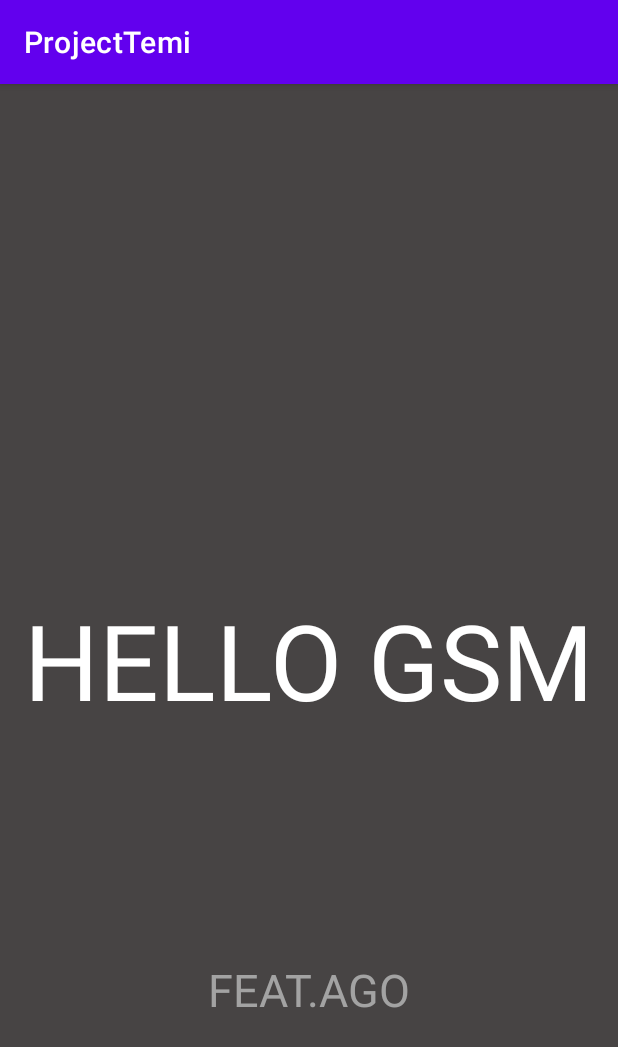
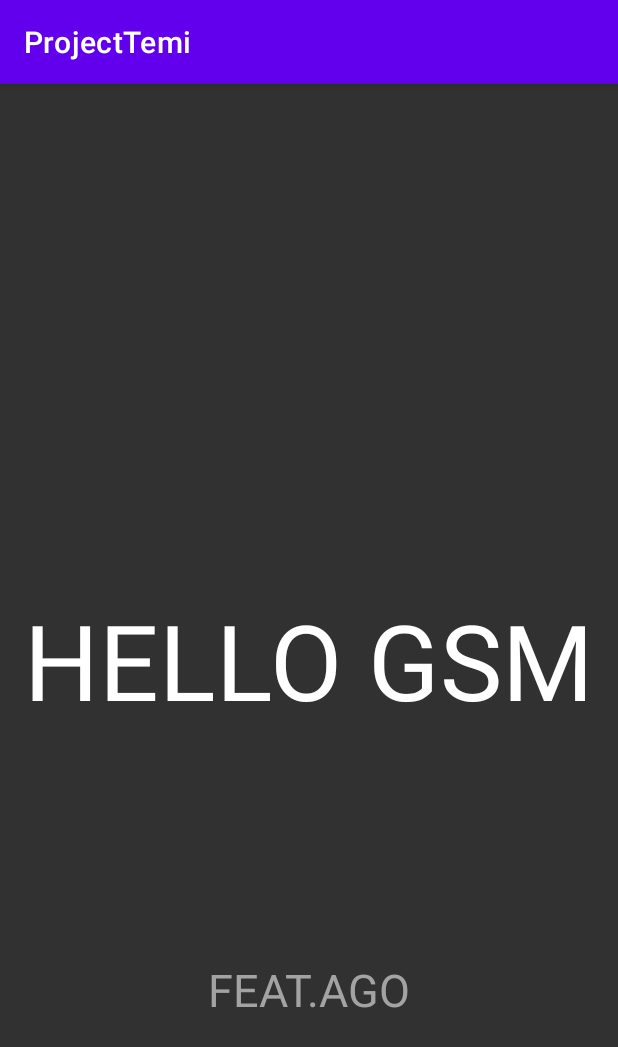
Before and after one commit to AGO-Temi/Temi-Android, an Android app: the screen it shows after launch (SplashActivity), on a phone screen of 412 x 824 dp. Shown: the top 1047 px of the screen. Run offline under Robolectric (Android 15) with nearby library versions, the phone set to English and light mode, and no system bars; our stand-ins replace Dagger/Hilt's generated code; libraries missing offline, so code that uses them is left out: com.robotemi.sdk.

Commit message:
[UPDATE] Splash Background color Base Background color로 변경

```diff
--- a/app/src/main/res/layout/activity_splash.xml
+++ b/app/src/main/res/layout/activity_splash.xml
@@ -4,7 +4,7 @@
     xmlns:tools="http://schemas.android.com/tools"
     android:layout_width="match_parent"
     android:layout_height="match_parent"
-    android:background="#474444"
+    android:background="@color/temi_backgroubd"
     tools:context=".ui.activity.SplashActivity">
 
     <TextView
```
